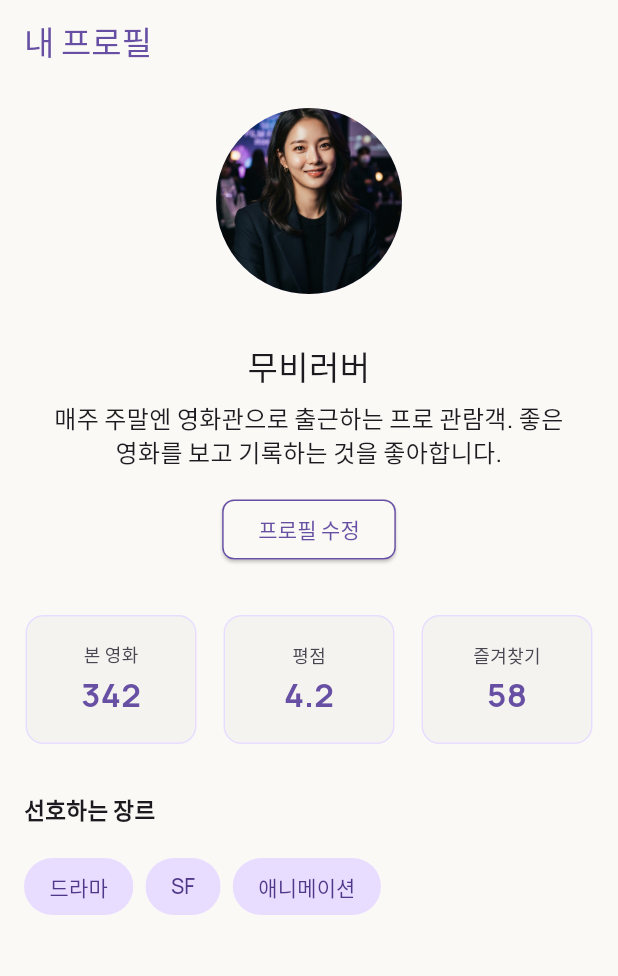
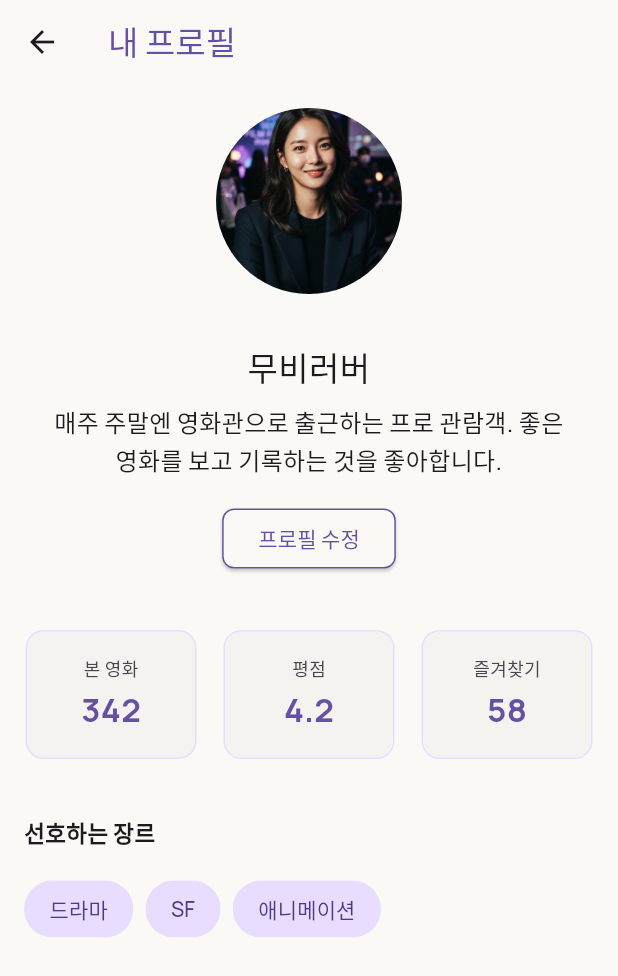
Before and after one commit to DSWU-UMC-11th/UMC-11th-Yeonyeon, a Flutter app: the Profile screen opened directly, on a phone screen of 412 x 824 dp. Shown: the top 976 px of the screen. Run offline on Flutter 3.47's test engine with Material 3 defaults, Android fonts, the phone set to English and light mode, and no system bars; our stand-ins replace flutter_svg.

Commit message:
feat: 체크리스트에 맞도록 위젯 분리, 공통 theme 정리해서 활용하는 것으로 코드 변경

```diff
--- /dev/null
+++ b/movielog/lib/genre_chip.dart
@@ -0,0 +1,20 @@
+import 'package:flutter/material.dart';
+
+import 'theme/app_colors.dart';
+import 'theme/app_text_styles.dart';
+
+class GenreChip extends StatelessWidget {
+  const GenreChip({super.key, required this.label});
+
+  final String label;
+
+  @override
+  Widget build(BuildContext context) {
+    return Chip(
+      label: Text(label, style: AppTextStyles.chipLabel),
+      backgroundColor: AppColors.lavender,
+      side: const BorderSide(color: Colors.transparent),
+      shape: RoundedRectangleBorder(borderRadius: BorderRadius.circular(9999)),
+    );
+  }
+}
--- a/movielog/lib/main.dart
+++ b/movielog/lib/main.dart
@@ -14,8 +14,8 @@ class MovieLogApp extends StatelessWidget {
   Widget build(BuildContext context) => MaterialApp(
     debugShowCheckedModeBanner: false,
     theme: AppTheme.light,
-    // home: const StartScreen(),
-    home: const Profile(),
+    home: const StartScreen(),
+    // home: const Profile(),
   );
 }
 
--- a/movielog/lib/main__2.dart
+++ /dev/null
@@ -1,78 +0,0 @@
-import 'package:flutter/material.dart';
-
-void main() {
-  runApp(const MovieLogApp());
-}
-
-class MovieLogApp extends StatelessWidget {
-  const MovieLogApp({super.key});
-
-  // This widget is the root of your application.
-  @override
-  Widget build(BuildContext context) {
-    return MaterialApp(
-      debugShowCheckedModeBanner: false,
-      title: 'Movielog',
-      theme: ThemeData(useMaterial3: true),
-      home: const StartScreen(),
-    );
-  }
-}
-
-class StartScreen extends StatelessWidget {
-  const StartScreen({super.key});
-
-  @override
-  Widget build(BuildContext context) {
-    return Scaffold(
-      backgroundColor: Colors.white,
-      body: SafeArea(
-        child: Column(
-          mainAxisAlignment: MainAxisAlignment.start,
-          children: [
-            const Text('FlUTTER 0주차'),
-            const SizedBox(height: 64),
-            const Icon(
-              Icons.movie_outlined,
-              size: 72,
-              color: Colors.deepPurple,
-            ),
-            const SizedBox(height: 72),
-            const Text(
-              '영화의 순간을 \n기록하세요',
-              textAlign: TextAlign.center,
-              maxLines: 2,
-              overflow: TextOverflow.ellipsis,
-              style: TextStyle(fontSize: 24, height: 1.4),
-            ),
-            const SizedBox(height: 8),
-            const Text(
-              '보고 싶은 영화부터 나만의 평점까지\n 한곳에서 관리해요',
-              textAlign: TextAlign.center,
-            ),
-            const SizedBox(height: 396),
-            Padding(
-              padding: const EdgeInsets.symmetric(horizontal: 24),
-              child: ElevatedButton(
-                onPressed: () {
-                  debugPrint('시작하기 버튼을 눌렀습니다.');
-                },
-                style: ElevatedButton.styleFrom(
-                  minimumSize: const Size(double.infinity, 56),
-                  backgroundColor: Colors.deepPurple,
-                  shape: RoundedRectangleBorder(
-                    borderRadius: BorderRadius.circular(10),
-                  ),
-                ),
-                child: const Text(
-                  '시작하기',
-                  style: TextStyle(color: Colors.white),
-                ),
-              ),
-            ),
-          ],
-        ),
-      ),
-    );
-  }
-}
--- a/movielog/lib/profile.dart
+++ b/movielog/lib/profile.dart
@@ -1,9 +1,8 @@
 import 'package:flutter_svg/flutter_svg.dart';
 import 'package:flutter/material.dart';
 
-import 'theme/app_colors.dart';
-import 'theme/app_text_styles.dart';
-import 'theme/app_theme.dart';
+import 'profile_header.dart';
+import 'genre_chip.dart';
 import 'stat_item.dart';
 import 'app_bar.dart';
 
@@ -13,83 +12,29 @@ class Profile extends StatelessWidget {
   @override
   Widget build(BuildContext context) {
     return Scaffold(
-      appBar: AppBar(
-        title: const Text('내 프로필', style: TextStyle(color: AppColors.violet)),
-        centerTitle: false,
-      ),
+      appBar: const CommonAppBar(title: '내 프로필'),
       body: SafeArea(
         child: Padding(
           padding: const EdgeInsets.all(16),
           child: Column(
             // mainAxisAlignment: MainAxisAlignment.spaceBetween, -> 전체 간격 조정 문제
             children: [
-              Column(
-                children: [
-                  // const SizedBox(height: 32),
-                  const CircleAvatar(
-                    radius: 62,
-                    backgroundImage: AssetImage(
-                      'assets/images/profile/profile_movielog.jpg',
-                    ),
-                  ),
-                  const SizedBox(height: 32),
-                  Text(
-                    '무비러버',
-                    textAlign: TextAlign.center,
-                    style: TextStyle(
-                      fontWeight: FontWeight.w500,
-                      fontFamily: 'Manrope',
-                      fontSize: 22,
-                    ),
-                  ),
-                  const SizedBox(height: 8),
-                  Padding(
-                    padding: const EdgeInsets.only(
-                      left: 20,
-                      right: 20,
-                      bottom: 16,
-                    ),
-                    child: Text(
-                      // '좋아하는 영화를 기록하고 있어요',
-                      '매주 주말엔 영화관으로 출근하는 프로 관람객. 좋은 영화를 보고 기록하는 것을 좋아합니다.',
-                      textAlign: TextAlign.center,
-                      style: TextStyle(
-                        fontFamily: 'manrope',
-                        fontSize: 16,
-                        fontWeight: FontWeight.w500,
-                      ),
-                    ),
-                  ),
-                ],
-              ),
-              ElevatedButton(
-                onPressed: () {},
-                style: ElevatedButton.styleFrom(
-                  backgroundColor: AppColors.warmWhite,
-                  foregroundColor: AppColors.violet,
-                  padding: const EdgeInsets.symmetric(
-                    horizontal: 24,
-                    vertical: 8,
-                  ),
-                  side: BorderSide(color: AppColors.violet),
-                  shape: RoundedRectangleBorder(
-                    borderRadius: BorderRadius.circular(8),
-                  ),
-                ),
-                child: const Text('프로필 수정'),
+              // const SizedBox(height: 32),
+              ProfileHeader(
+                name: '무비러버',
+                bio: '매주 주말엔 영화관으로 출근하는 프로 관람객. 좋은 영화를 보고 기록하는 것을 좋아합니다.',
               ),
               const SizedBox(height: 32),
               Container(
-                // margin: const EdgeInsets.symmetric(horizontal: 16),
-                // padding: const EdgeInsets.all(12),
+                margin: const EdgeInsets.symmetric(vertical: 4),
                 decoration: BoxDecoration(
                   border: Border.all(color: Colors.transparent),
                   borderRadius: BorderRadius.circular(12),
                 ),
-                child: Row(
+                child: const Row(
                   mainAxisAlignment: MainAxisAlignment.spaceBetween,
                   crossAxisAlignment: CrossAxisAlignment.center,
-                  children: const [
+                  children: [
                     StatItem(label: '본 영화', value: '342'),
                     SizedBox(width: 8),
                     StatItem(label: '평점', value: '4.2'),
@@ -100,68 +45,26 @@ class Profile extends StatelessWidget {
               ),
               const SizedBox(height: 32),
               Row(
+                mainAxisAlignment: MainAxisAlignment.start,
                 children: [
                   const Text(
                     '선호하는 장르',
                     style: TextStyle(fontWeight: FontWeight.w600, fontSize: 15),
                   ),
                 ],
-                mainAxisAlignment: MainAxisAlignment.start,
               ),
               const SizedBox(height: 16),
-              Container(
-                // margin: const EdgeInsets.symmetric(horizontal: 16),
-                // padding: const EdgeInsets.all(12),
-                child: Row(
-                  mainAxisAlignment: MainAxisAlignment.start,
-                  crossAxisAlignment: CrossAxisAlignment.center,
-                  children: [
-                    Chip(
-                      label: const Text(
-                        '드라마',
-                        style: TextStyle(color: Color(0xFF4F378A)),
-                      ),
-                      backgroundColor: Color(0xFFE9DDFF),
-                      side: BorderSide(color: Colors.transparent),
-                      shape: RoundedRectangleBorder(
-                        borderRadius: BorderRadius.circular(9999),
-                      ),
-                    ),
-                    const SizedBox(width: 8),
-                    Chip(
-                      label: const Text(
-                        'SF',
-                        style: TextStyle(color: Color(0xFF4F378A)),
-                      ),
-                      backgroundColor: Color(0xFFE9DDFF),
-                      side: BorderSide(color: Colors.transparent),
-                      shape: RoundedRectangleBorder(
-                        borderRadius: BorderRadius.circular(9999),
-                      ),
-                    ),
-                    const SizedBox(width: 8),
-                    Chip(
-                      label: const Text(
-                        '애니메이션',
-                        style: TextStyle(color: Color(0xFF4F378A)),
-                      ),
-                      backgroundColor: Color(0xFFE9DDFF),
-                      side: BorderSide(color: Colors.transparent),
-                      shape: RoundedRectangleBorder(
-                        borderRadius: BorderRadius.circular(9999),
-                      ),
-                    ),
-                  ],
-                ),
+              const Row(
+                mainAxisAlignment: MainAxisAlignment.start,
+                crossAxisAlignment: CrossAxisAlignment.center,
+                children: [
+                  GenreChip(label: '드라마'),
+                  SizedBox(width: 8),
+                  GenreChip(label: 'SF'),
+                  SizedBox(width: 8),
+                  GenreChip(label: '애니메이션'),
+                ],
               ),
-
-              // TextButton(
-              //   onPressed: () {},
-              //   style: TextButton.styleFrom(
-              //     foregroundColor: Theme.of(context).colorScheme.primary,
-              //   ),
-              //   child: const Text('나중에 하기'),
-              // ),
             ],
           ),
         ),
--- /dev/null
+++ b/movielog/lib/profile_header.dart
@@ -0,0 +1,55 @@
+import 'package:flutter/material.dart';
+
+import 'theme/app_colors.dart';
+import 'theme/app_text_styles.dart';
+
+class ProfileHeader extends StatelessWidget {
+  const ProfileHeader({super.key, required this.name, required this.bio});
+
+  final String name;
+  final String bio;
+
+  @override
+  Widget build(BuildContext context) {
+    return Column(
+      children: [
+        ClipOval(
+          child: Image.asset(
+            'assets/images/profile/profile_movielog.jpg',
+            width: 124,
+            height: 124,
+            fit: BoxFit.cover,
+          ),
+        ),
+        const SizedBox(height: 32),
+        Text(
+          name,
+          textAlign: TextAlign.center,
+          style: AppTextStyles.profileName,
+        ),
+        const SizedBox(height: 8),
+        Padding(
+          padding: const EdgeInsets.only(left: 20, right: 20, bottom: 16),
+          child: Text(
+            bio,
+            textAlign: TextAlign.center,
+            style: AppTextStyles.profileBio,
+          ),
+        ),
+        ElevatedButton(
+          onPressed: () {},
+          style: ElevatedButton.styleFrom(
+            backgroundColor: AppColors.warmWhite,
+            foregroundColor: AppColors.violet,
+            padding: const EdgeInsets.symmetric(horizontal: 24, vertical: 8),
+            side: const BorderSide(color: AppColors.violet),
+            shape: RoundedRectangleBorder(
+              borderRadius: BorderRadius.circular(8),
+            ),
+          ),
+          child: const Text('프로필 수정'),
+        ),
+      ],
+    );
+  }
+}
--- a/movielog/lib/stat_item.dart
+++ b/movielog/lib/stat_item.dart
@@ -1,5 +1,6 @@
 import 'package:flutter/material.dart';
 import 'package:movielog/theme/app_colors.dart';
+import 'package:movielog/theme/app_text_styles.dart';
 
 class StatItem extends StatelessWidget {
   const StatItem({super.key, required this.label, required this.value});
@@ -17,29 +18,18 @@ class StatItem extends StatelessWidget {
       width: 114,
       height: 86,
       decoration: BoxDecoration(
-        color: Color(0xFFF5F3F0),
-        border: Border.all(color: Color(0xFFE9DDFF)),
+        color: AppColors.cardBackground,
+        border: Border.all(color: AppColors.lavender),
         borderRadius: BorderRadius.circular(12),
       ),
       child: Column(
         mainAxisAlignment: MainAxisAlignment.center,
         children: [
-          Text(
-            label,
-            style: TextStyle(
-              fontSize: 12,
-              color: const Color(0xFF494551),
-              fontWeight: FontWeight.w500,
-            ),
-          ),
+          Text(label, style: AppTextStyles.statLabel),
           const SizedBox(height: 2),
           Text(
             value,
-            style: TextStyle(
-              fontSize: 22,
-              color: colors.primary,
-              fontWeight: FontWeight.w700,
-            ),
+            style: AppTextStyles.statValue.copyWith(color: colors.primary),
           ),
           const SizedBox(width: 4),
         ],
--- a/movielog/lib/theme/app_colors.dart
+++ b/movielog/lib/theme/app_colors.dart
@@ -7,4 +7,8 @@ abstract final class AppColors {
 
   static const black = Color(0xFF1C1B1F);
   static const gray = Color(0xFF79747E);
+  static const lavender = Color(0xFFE9DDFF); // 통계 카드 테두리, 칩 배경
+  static const deepViolet = Color(0xFF4F378A); // 칩 텍스트
+  static const cardBackground = Color(0xFFF5F3F0); // 통계 카드 배경
+  static const statLabelGray = Color(0xFF494551);
 }
--- a/movielog/lib/theme/app_text_styles.dart
+++ b/movielog/lib/theme/app_text_styles.dart
@@ -8,12 +8,12 @@ abstract final class AppTextStyles {
     fontWeight: FontWeight.w700,
     color: AppColors.black,
   );
-  static final titleMedium = TextStyle(
+  static const titleMedium = TextStyle(
     fontSize: 18,
     fontWeight: FontWeight.w600,
     color: AppColors.black,
   );
-  static final bodyMedium = TextStyle(
+  static const bodyMedium = TextStyle(
     fontSize: 16,
     fontWeight: FontWeight.w400,
     color: AppColors.black,
@@ -24,4 +24,25 @@ abstract final class AppTextStyles {
     fontWeight: FontWeight.w400,
     color: AppColors.gray,
   );
+  static const profileName = TextStyle(
+    fontSize: 22,
+    fontWeight: FontWeight.w500,
+    color: AppColors.black,
+  );
+
+  static const profileBio = TextStyle(
+    fontSize: 16,
+    fontWeight: FontWeight.w500,
+    color: AppColors.black,
+  );
+
+  static const chipLabel = TextStyle(fontSize: 14, color: AppColors.deepViolet);
+
+  static const statLabel = TextStyle(
+    fontSize: 12,
+    fontWeight: FontWeight.w500,
+    color: AppColors.statLabelGray,
+  );
+
+  static const statValue = TextStyle(fontSize: 22, fontWeight: FontWeight.w700);
 }
--- a/movielog/lib/theme/app_theme.dart
+++ b/movielog/lib/theme/app_theme.dart
@@ -2,12 +2,24 @@ import 'package:flutter/material.dart';
 import 'package:flutter/services.dart';
 
 import 'app_colors.dart';
+import 'app_text_styles.dart';
 
 abstract final class AppTheme {
   static final ThemeData light = ThemeData(
     useMaterial3: true,
     fontFamily: 'Manrope',
     scaffoldBackgroundColor: AppColors.warmWhite,
+    colorScheme: ColorScheme.fromSeed(
+      seedColor: AppColors.violet,
+      primary: AppColors.violet,
+      surface: AppColors.warmWhite,
+    ),
+    textTheme: const TextTheme(
+      titleLarge: AppTextStyles.titleLarge,
+      titleMedium: AppTextStyles.titleMedium,
+      bodyMedium: AppTextStyles.bodyMedium,
+      bodySmall: AppTextStyles.bodySmall,
+    ),
     appBarTheme: const AppBarTheme(
       backgroundColor: AppColors.warmWhite,
       foregroundColor: AppColors.black,
```
